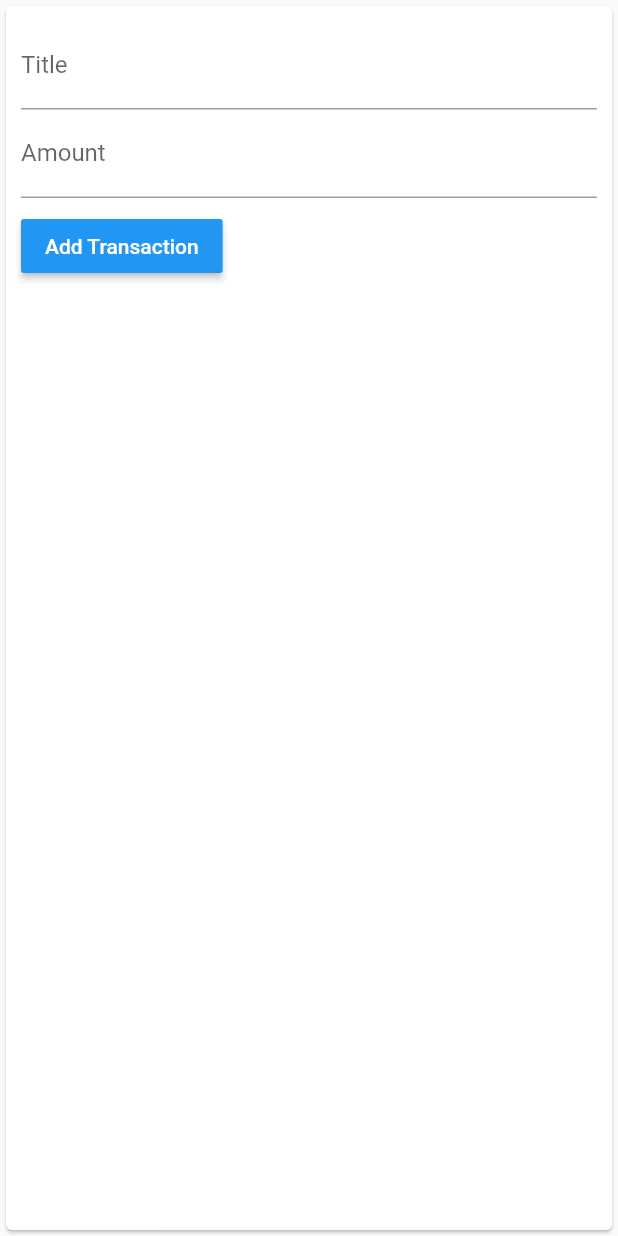
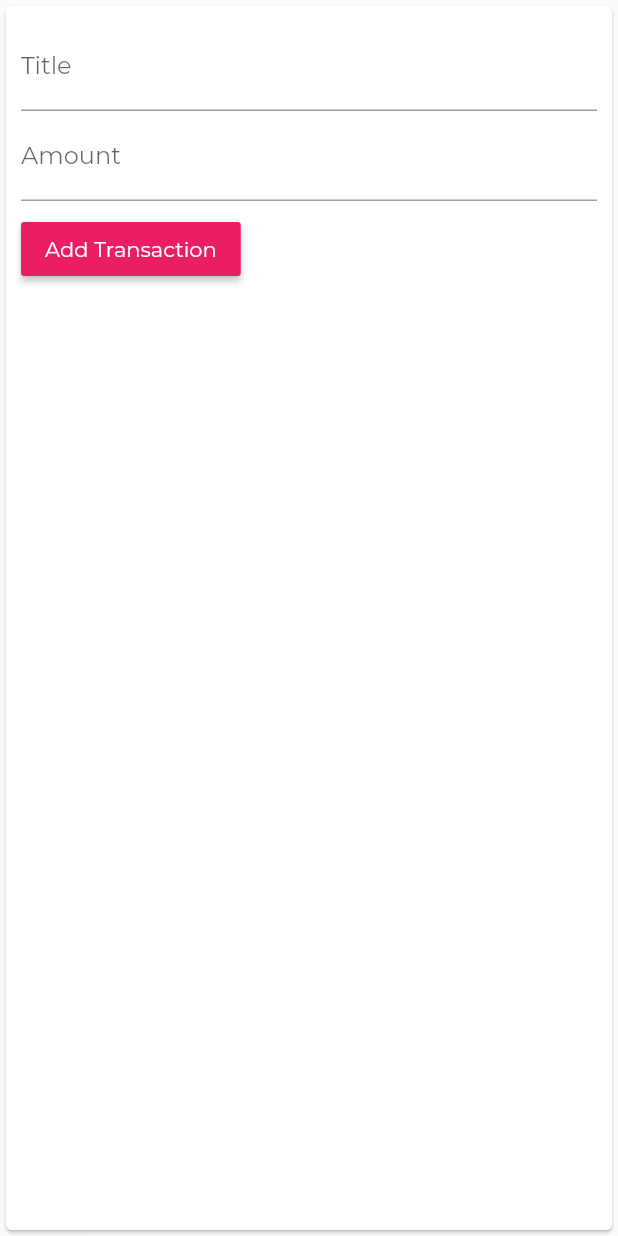
Before and after one commit to iammax89/Expenses_app_Flutter, a Flutter app: the NewTransaction widget shown alone on an empty page, opened directly with empty values, after a tap on "Add Transaction", on a phone screen of 412 x 824 dp. Run offline on Flutter 3.47's test engine with Material 2 defaults, Android fonts, the phone set to English and light mode, and no system bars.

Commit message:
change global style team

```diff
--- a/lib/widgets/list-of-transactions.dart
+++ b/lib/widgets/list-of-transactions.dart
@@ -19,14 +19,15 @@ class ListOfTransactions extends StatelessWidget {
               Container(
                 margin: EdgeInsets.symmetric(vertical: 10, horizontal: 15),
                 decoration: BoxDecoration(
-                    border: Border.all(color: Colors.grey, width: 1)),
+                    border: Border.all(
+                        color: Theme.of(context).primaryColor, width: 1)),
                 padding: EdgeInsets.all(10),
                 child: Text(
                   '\$${transactions[index].amount.toStringAsFixed(2)}',
                   style: TextStyle(
                       fontWeight: FontWeight.bold,
                       fontSize: 20,
-                      color: Colors.black87),
+                      color: Theme.of(context).primaryColor),
                 ),
               ),
               Column(
--- a/lib/widgets/new-transaction.dart
+++ b/lib/widgets/new-transaction.dart
@@ -1,11 +1,17 @@
 import 'package:flutter/material.dart';
 
-class NewTransaction extends StatelessWidget {
-  final titleController = TextEditingController();
-  final amountController = TextEditingController();
+class NewTransaction extends StatefulWidget {
   final Function addNewTransaction;
 
   NewTransaction(this.addNewTransaction);
+
+  @override
+  _NewTransactionState createState() => _NewTransactionState();
+}
+
+class _NewTransactionState extends State<NewTransaction> {
+  final titleController = TextEditingController();
+  final amountController = TextEditingController();
 
   void onSubmit() {
     final String enteredTitle = titleController.text;
@@ -14,8 +20,10 @@ class NewTransaction extends StatelessWidget {
     if (enteredTitle.isEmpty && enteredAmount <= 0) {
       return;
     }
-    addNewTransaction(
+    widget.addNewTransaction(
         titleController.text, double.parse(amountController.text));
+
+    Navigator.of(context).pop();
   }
 
   @override
@@ -51,7 +59,7 @@ class NewTransaction extends StatelessWidget {
                     "Add Transaction",
                     style: TextStyle(color: Colors.white),
                   ),
-                  color: Colors.blue,
+                  color: Theme.of(context).primaryColor,
                 ),
               )
             ],
```
Also changed, not shown: lib/main.dart (+51 -9 lines), lib/widgets/user-transactions.dart (deleted, +0 -47 lines), pubspec.yaml (+8 -6 lines), assets/fonts/Montserrat-Bold.ttf (added), assets/fonts/Montserrat-Light.ttf (added), assets/fonts/Montserrat-Medium.ttf (added), assets/fonts/Montserrat-Regular.ttf (added).
